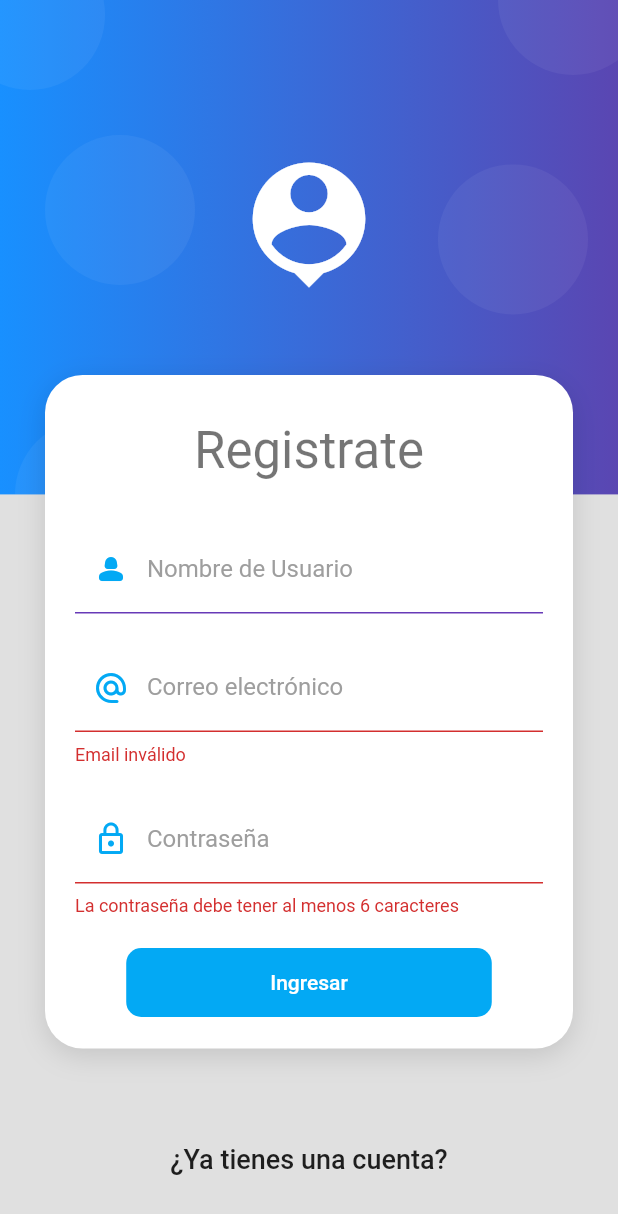
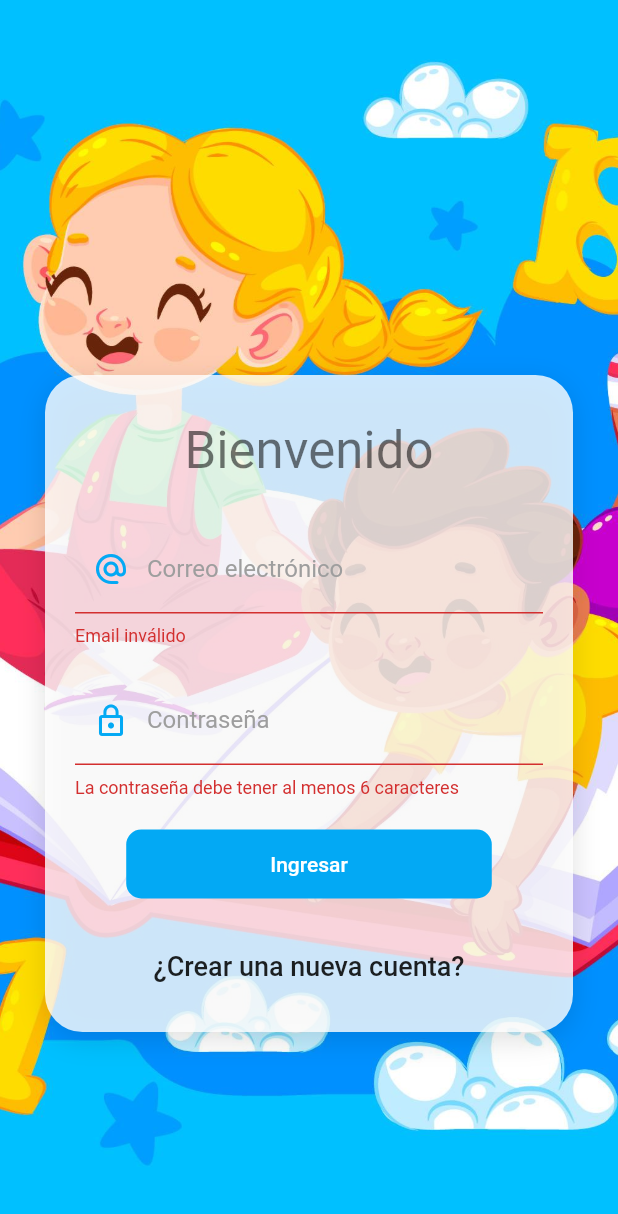
Before and after one commit to vprada25/ABC_APP, a Flutter app: the screen it shows after launch, after a tap on "Ingresar", on a phone screen of 412 x 824 dp. Shown: the top 1214 px of the screen. Run offline on Flutter 3.47's test engine with Material 2 defaults, Android fonts, the light colour scheme and no system bars; our stand-ins replace flutter_secure_storage.

Commit message:
feat(home,register and login): implementing screens login home and register.

```diff
--- a/lib/components/form/login_form.dart
+++ b/lib/components/form/login_form.dart
@@ -3,6 +3,7 @@ import 'package:provider/provider.dart';
 
 import '../../providers/login_form_provider.dart';
 import '../../ui/input_decorations.dart';
+import '../../services/services.dart';
 import '../../utils/functions.dart';
 
 class LoginForm extends StatelessWidget {
@@ -38,24 +39,53 @@ class LoginForm extends StatelessWidget {
               validator: (value) => Functions.validatePassword(value!)),
           sizeBoxing,
           MaterialButton(
-              shape: RoundedRectangleBorder(
-                  borderRadius: BorderRadius.circular(10)),
+            shape:
+                RoundedRectangleBorder(borderRadius: BorderRadius.circular(10)),
             disabledColor: Colors.grey,
             elevation: 0,
             color: Colors.lightBlue,
             child: Container(
-                padding:
-                    const EdgeInsets.symmetric(horizontal: 80, vertical: 15),
+              padding: const EdgeInsets.symmetric(horizontal: 80, vertical: 15),
               child: const Text(
                 'Ingresar',
                 style: TextStyle(color: Colors.white),
               ),
             ),
-              onPressed: () {
+            onPressed: loginForm.isLoading
+                ? null
+                : () async {
+                    FocusScope.of(context).unfocus();
+
+                    final authService =
+                        Provider.of<AuthService>(context, listen: false);
+
                     if (!loginForm.isValidForm()) return;
 
+                    loginForm.isLoading = true;
+
+                    final String? errorMessage = await authService.login(
+                        loginForm.email, loginForm.password);
+
+                    if (errorMessage == null) {
                       Navigator.pushReplacementNamed(context, 'home');
-              })
+                    } else {
+                      NotificationsService.showSnackbar(errorMessage);
+                      loginForm.isLoading = false;
+                    }
+                  },
+          ),
+          sizeBoxing,
+          TextButton(
+              onPressed: () =>
+                  Navigator.pushReplacementNamed(context, 'register'),
+              style: ButtonStyle(
+                  overlayColor:
+                      MaterialStateProperty.all(Colors.indigo.withOpacity(0.1)),
+                  shape: MaterialStateProperty.all(StadiumBorder())),
+              child: Text(
+                '¿Crear una nueva cuenta?',
+                style: TextStyle(fontSize: 18, color: Colors.black87),
+              )),
         ]));
   }
 }
--- a/lib/components/form/register_form.dart
+++ b/lib/components/form/register_form.dart
@@ -3,6 +3,7 @@ import 'package:provider/provider.dart';
 
 import '../../providers/login_form_provider.dart';
 import '../../ui/input_decorations.dart';
+import '../../services/services.dart';
 import '../../utils/functions.dart';
 
 class RegisterForm extends StatelessWidget {
@@ -16,15 +17,6 @@ class RegisterForm extends StatelessWidget {
         key: loginForm.formKey,
         autovalidateMode: AutovalidateMode.onUserInteraction,
         child: Column(children: [
-          TextFormField(
-              autocorrect: false,
-              keyboardType: TextInputType.name,
-              decoration: InputDecorations.authInputDecoration(
-                  hintText: 'john',
-                  labelText: 'Nombre de Usuario',
-                  prefixIcon: Icons.person_2_rounded),
-              onChanged: (value) => loginForm.name = value),
-          sizeBoxing,
           TextFormField(
               autocorrect: false,
               keyboardType: TextInputType.emailAddress,
@@ -52,19 +44,48 @@ class RegisterForm extends StatelessWidget {
               disabledColor: Colors.grey,
               elevation: 0,
               color: Colors.lightBlue,
+              onPressed: loginForm.isLoading
+                  ? null
+                  : () async {
+                      FocusScope.of(context).unfocus();
+
+                      final authService =
+                          Provider.of<AuthService>(context, listen: false);
+
+                      if (!loginForm.isValidForm()) return;
+
+                      loginForm.isLoading = true;
+
+                      final String? errorMessage = await authService.createUser(
+                          loginForm.email, loginForm.password);
+
+                      if (errorMessage == null) {
+                        Navigator.pushReplacementNamed(context, 'login');
+                      } else {
+                        // TODO: mostrar error en pantalla
+                        NotificationsService.showSnackbar(errorMessage);
+                        loginForm.isLoading = false;
+                      }
+                    },
               child: Container(
                 padding:
                     const EdgeInsets.symmetric(horizontal: 80, vertical: 15),
                 child: const Text(
-                  'Ingresar',
+                  'Registrar',
                   style: TextStyle(color: Colors.white),
                 ),
-              ),
-              onPressed: () {
-                if (!loginForm.isValidForm()) return;
-
-                Navigator.pushReplacementNamed(context, 'login');
-              })
+              )),
+          sizeBoxing,
+          TextButton(
+              onPressed: () => Navigator.pushReplacementNamed(context, 'login'),
+              style: ButtonStyle(
+                  overlayColor:
+                      MaterialStateProperty.all(Colors.indigo.withOpacity(0.1)),
+                  shape: MaterialStateProperty.all(StadiumBorder())),
+              child: Text(
+                '¿Ya tienes una cuenta?',
+                style: TextStyle(fontSize: 18, color: Colors.black87),
+              )),
         ]));
   }
 }
--- a/lib/main.dart
+++ b/lib/main.dart
@@ -1,7 +1,25 @@
 import 'package:flutter/material.dart';
+import 'package:provider/provider.dart';
+
 import 'package:seminario_app/screens/screens.dart';
 
-void main() => runApp(const MyApp());
+import 'services/services.dart';
+
+void main() => runApp(const AppState());
+
+class AppState extends StatelessWidget {
+  const AppState({super.key});
+
+  @override
+  Widget build(BuildContext context) {
+    return MultiProvider(
+      providers: [
+        ChangeNotifierProvider(create: (_) => AuthService()),
+      ],
+      child: const MyApp(),
+    );
+  }
+}
 
 class MyApp extends StatelessWidget {
   const MyApp({super.key});
@@ -11,11 +29,13 @@ class MyApp extends StatelessWidget {
     return MaterialApp(
         debugShowCheckedModeBanner: false,
         title: 'ABC App',
-        initialRoute: 'register',
+        initialRoute: 'login',
         routes: {
-          'home': (context) => const HomeScreen(),
           'login': (context) => const LoginScreen(),
           'register': (context) => const RegisterScreen(),
+          'home': (context) => const HomeScreen(),
+          'check': (context) => const CheckAuthScreen(),
+          'welcome': (context) => const WelcomeScreen(),
         },
         theme: ThemeData.light().copyWith(
           scaffoldBackgroundColor: Colors.grey[300],
--- a/lib/providers/login_form_provider.dart
+++ b/lib/providers/login_form_provider.dart
@@ -1,13 +1,19 @@
-import 'package:flutter/widgets.dart';
 import 'package:flutter/material.dart';
 
 class LoginFormProvider extends ChangeNotifier {
   GlobalKey<FormState> formKey = GlobalKey<FormState>();
   String email = '';
   String password = '';
-  String name = '';
+
+  bool _isLoading = false;
+  bool get isLoading => _isLoading;
+
+  set isLoading(bool value) {
+    _isLoading = value;
+    notifyListeners();
+  }
 
   bool isValidForm() {
-    return formKey.currentState!.validate();
+    return formKey.currentState?.validate() ?? false;
   }
 }
--- a/lib/screens/register_screen.dart
+++ b/lib/screens/register_screen.dart
@@ -29,17 +29,6 @@ class RegisterScreen extends StatelessWidget {
             ],
           )),
           sizeBoxing,
-          TextButton(
-              onPressed: () => Navigator.pushReplacementNamed(context, 'login'),
-              style: ButtonStyle(
-                  overlayColor:
-                      MaterialStateProperty.all(Colors.indigo.withOpacity(0.1)),
-                  shape: MaterialStateProperty.all(StadiumBorder())),
-              child: Text(
-                '¿Ya tienes una cuenta?',
-                style: TextStyle(fontSize: 18, color: Colors.black87),
-              )),
-          sizeBoxing,
         ],
       ),
     )));
--- a/lib/screens/screens.dart
+++ b/lib/screens/screens.dart
@@ -1,3 +1,5 @@
+export 'package:seminario_app/screens/welcome_screen.dart';
+export 'package:seminario_app/screens/check_auth_screen.dart';
 export 'package:seminario_app/screens/home_screen.dart';
 export 'package:seminario_app/screens/login_screen.dart';
 export 'package:seminario_app/screens/register_screen.dart';
--- /dev/null
+++ b/lib/services/notifications_services.dart
@@ -0,0 +1,15 @@
+import 'package:flutter/material.dart';
+
+class NotificationsService {
+  static GlobalKey<ScaffoldMessengerState> messengerKey =
+      GlobalKey<ScaffoldMessengerState>();
+
+  static showSnackbar(String message) {
+    final snackBar = SnackBar(
+      content: Text(message,
+          style: const TextStyle(color: Colors.white, fontSize: 20)),
+    );
+
+    messengerKey.currentState?.showSnackBar(snackBar);
+  }
+}
--- /dev/null
+++ b/lib/services/services.dart
@@ -0,0 +1,3 @@
+export 'package:seminario_app/services/notifications_services.dart';
+
+export 'package:seminario_app/services/auth_services.dart';
--- a/lib/widgets/auth_background.dart
+++ b/lib/widgets/auth_background.dart
@@ -10,11 +10,13 @@ class AuthBackground extends StatelessWidget {
     return Container(
       width: double.infinity,
       height: double.infinity,
+      decoration: const BoxDecoration(
+        image: DecorationImage(
+            image: AssetImage('assets/wall.jpg'), fit: BoxFit.cover),
+      ),
       child: Stack(
         children: [
-          _PurpleBox(),
-          _HeaderIcon(),
-          this.child,
+          child,
         ],
       ),
     );
@@ -28,7 +30,8 @@ class _HeaderIcon extends StatelessWidget {
       child: Container(
         width: double.infinity,
         margin: const EdgeInsets.only(top: 100),
-        child: const Icon(Icons.person_pin, color: Colors.white, size: 100),
+        child:
+            const Icon(Icons.accessibility_new, color: Colors.white, size: 100),
       ),
     );
   }
@@ -40,7 +43,7 @@ class _PurpleBox extends StatelessWidget {
     final size = MediaQuery.of(context).size;
     return Container(
       width: double.infinity,
-      height: size.height * 0.4,
+      height: size.height * 0.5,
       decoration: _purpleBackground(),
       child: Stack(
         children: [
--- a/lib/widgets/card_container.dart
+++ b/lib/widgets/card_container.dart
@@ -19,7 +19,7 @@ class CardContainer extends StatelessWidget {
   }
 
   BoxDecoration _createCardShape() => BoxDecoration(
-          color: Colors.white,
+          color: Colors.white.withOpacity(0.8),
           borderRadius: BorderRadius.circular(25),
           boxShadow: const [
             BoxShadow(
```
Also changed, not shown: lib/screens/check_auth_screen.dart (added, +45 -0 lines), lib/screens/home_screen.dart (+53 -3 lines), lib/screens/login_screen.dart (+0 -12 lines), lib/screens/welcome_screen.dart (added, +91 -0 lines), lib/services/auth_services.dart (added, +65 -0 lines), pubspec.yaml (+11 -4 lines), assets/logo.png (added), assets/wall.jpg (added), pubspec.lock, 6 other files. Lines whose indentation alone changed are shown as unchanged.
